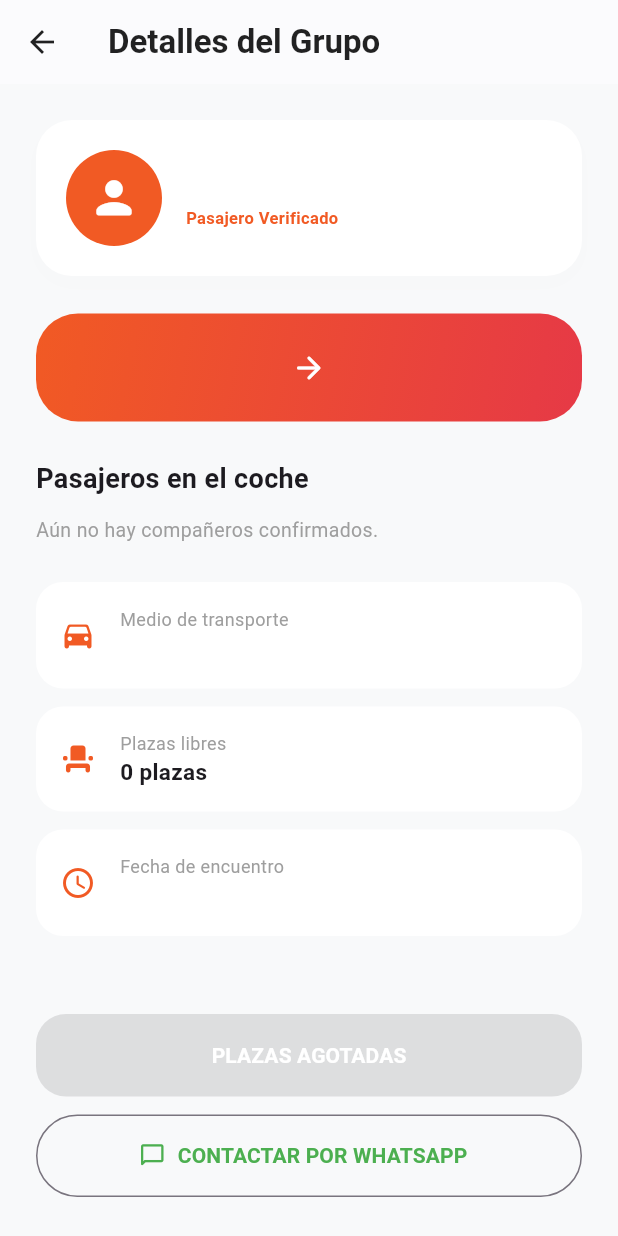
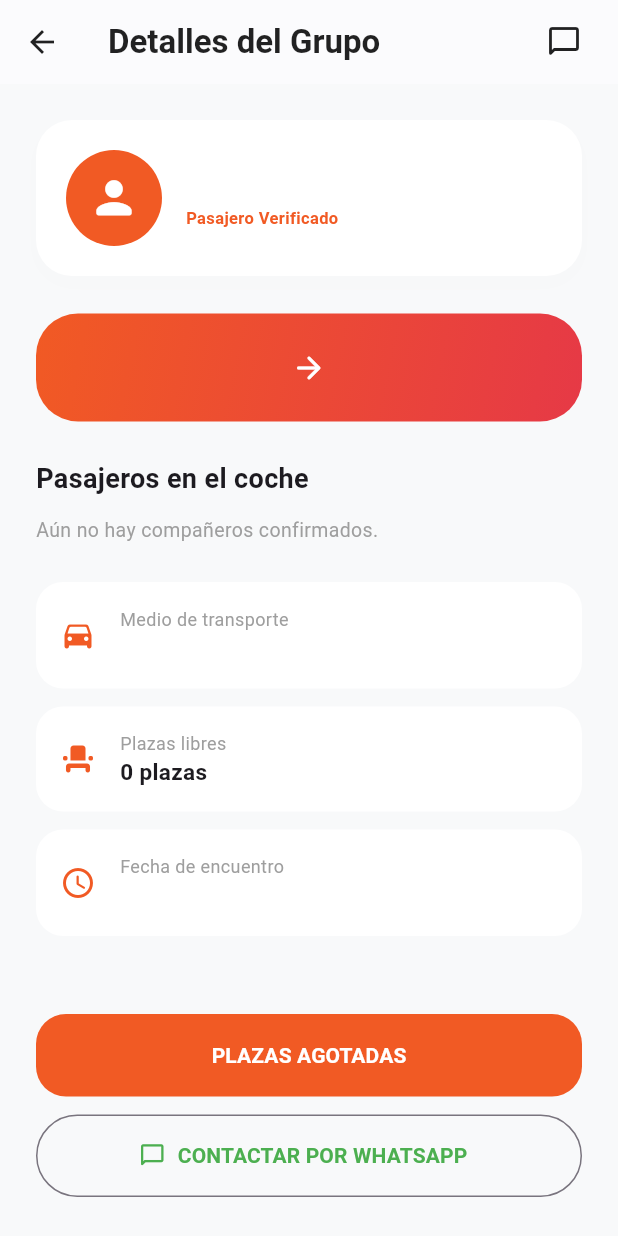
Before and after one commit to FranGuelfo/wefly-frontend, a Flutter app: the FlightDetailScreen screen opened directly with empty values, on a phone screen of 412 x 824 dp. Run offline on Flutter 3.47's test engine with Material 3 defaults, Android fonts, the phone set to English and light mode, and no system bars; our stand-ins replace dio, flutter_secure_storage, google_sign_in; missing offline and left inert: universal_html; accounts and stored records are empty; network calls fail; Roboto replaces fonts that are missing (Urbanist).

Commit message:
new changes

```diff
--- a/lib/main.dart
+++ b/lib/main.dart
@@ -7,6 +7,7 @@ import 'screens/login_screen.dart';
 import 'screens/main_navigation_screen.dart';
 import 'providers/user_provider.dart';
 import 'providers/flight_provider.dart';
+import 'providers/chat_provider.dart';
 
 void main() {
   // Inicialización limpia estándar de Flutter
@@ -19,6 +20,7 @@ void main() {
         ChangeNotifierProvider(create: (_) => AnnouncementProvider()),
         ChangeNotifierProvider(create: (_) => UserProvider()),
         ChangeNotifierProvider(create: (_) => FlightProvider()),
+        ChangeNotifierProvider(create: (_) => ChatProvider()),
       ],
       child: const MyApp(),
     ),
--- a/lib/screens/flight_detail_screen.dart
+++ b/lib/screens/flight_detail_screen.dart
@@ -4,9 +4,11 @@ import 'package:url_launcher/url_launcher.dart';
 import '../theme/wefly_theme.dart';
 import '../providers/flight_provider.dart';
 import '../providers/auth_provider.dart';
-import '../providers/announcement_provider.dart'; // Importante escuchar este provider ahora
+import '../providers/announcement_provider.dart';
 import 'profile_screen.dart';
 import '../models/announcement.dart';
+import '../services/api_service.dart';
+import 'chat_screen.dart';
 
 class FlightDetailScreen extends StatefulWidget {
   final Announcement announcement;
@@ -19,6 +21,7 @@ class FlightDetailScreen extends StatefulWidget {
 
 class _FlightDetailScreenState extends State<FlightDetailScreen> {
   Key _requestsKey = UniqueKey();
+  final ApiService _apiService = ApiService();
 
   Future<void> _abrirWhatsApp(
     BuildContext context,
@@ -50,6 +53,33 @@ class _FlightDetailScreenState extends State<FlightDetailScreen> {
     }
   }
 
+  // Comprueba de forma concurrente el estado de registro del usuario actual
+  Future<String> _checkUserStatus(int flightId, int currentUserId, String token) async {
+    if (currentUserId == 0 || token.isEmpty) return 'none';
+    try {
+      final fProvider = Provider.of<FlightProvider>(context, listen: false);
+
+      // Consultamos ambas listas al mismo tiempo para optimizar rendimiento
+      final results = await Future.wait([
+        fProvider.getConfirmedBookings(flightId, token),
+        fProvider.getPendingBookings(flightId, token),
+      ]);
+
+      final confirmed = results[0];
+      final pending = results[1];
+
+      if (confirmed.any((request) => request['userId'] == currentUserId)) {
+        return 'accepted';
+      }
+      if (pending.any((request) => request['userId'] == currentUserId)) {
+        return 'pending';
+      }
+    } catch (_) {
+      // En caso de error de red, permitimos el flujo por defecto por seguridad
+    }
+    return 'none';
+  }
+
   @override
   Widget build(BuildContext context) {
     final authProvider = Provider.of<AuthProvider>(context, listen: false);
@@ -61,13 +91,11 @@ class _FlightDetailScreenState extends State<FlightDetailScreen> {
         // Buscamos el anuncio actualizado dentro del provider global
         final announcement = announcementProvider.announcements.firstWhere(
           (a) => a.id == widget.announcement.id,
-          orElse: () => widget
-              .announcement, // Si no lo encuentra, usa el inicial por seguridad
+          orElse: () => widget.announcement, // Si no lo encuentra, usa el inicial por seguridad
         );
 
         // --- PLAZAS EN TIEMPO REAL ---
-        int plazasActuales = announcement
-            .seatsAvailable; // Cambiará a 0 automáticamente al refrescar el provider
+        int plazasActuales = announcement.seatsAvailable;
 
         final String origen = announcement.origin;
         final String destino = announcement.destination;
@@ -76,8 +104,7 @@ class _FlightDetailScreenState extends State<FlightDetailScreen> {
         final String fechaLlegada = announcement.dateStr;
 
         final String creadorNombre = announcement.authorName;
-        final String telefonoContacto =
-            announcement.authorPhone ?? "+34600000000";
+        final String telefonoContacto = announcement.authorPhone ?? "+34600000000";
         final int flightId = announcement.id;
         final int creadorId = announcement.authorId;
 
@@ -96,13 +123,58 @@ class _FlightDetailScreenState extends State<FlightDetailScreen> {
             backgroundColor: Colors.white,
             elevation: 0.5,
             foregroundColor: Colors.black87,
+            actions: [
+              FutureBuilder<int>(
+                future: _apiService.getUnreadCount(
+                  announcement.id,
+                  authProvider.userId ?? 0,
+                ),
+                builder: (context, snapshot) {
+                  final int unreadCount = snapshot.data ?? 0;
+
+                  return IconButton(
+                    icon: unreadCount > 0
+                        ? Badge(
+                            backgroundColor: Colors.red,
+                            label: Text(
+                              '$unreadCount',
+                              style: const TextStyle(
+                                color: Colors.white,
+                                fontSize: 10,
+                                fontWeight: FontWeight.bold,
+                              ),
+                            ),
+                            child: const Icon(
+                              Icons.chat_bubble_outline_rounded,
+                            ),
+                          )
+                        : const Icon(Icons.chat_bubble_outline_rounded),
+                    onPressed: () {
+                      Navigator.push(
+                        context,
+                        MaterialPageRoute(
+                          builder: (context) => ChatScreen(
+                            announcementId: announcement.id,
+                            title: "Chat $origen - $destino",
+                          ),
+                        ),
+                      ).then((_) {
+                        // Al regresar del chat, refrescamos el contador de no leídos
+                        setState(() {});
+                      });
+                    },
+                  );
+                },
+              ),
+              const SizedBox(width: 12),
+            ],
           ),
           body: SingleChildScrollView(
             padding: const EdgeInsets.all(24.0),
             child: Column(
               crossAxisAlignment: CrossAxisAlignment.start,
               children: [
-                // --- BLOQUE: PERFIL ---
+                // --- BLOQUE: PERFIL (CORREGIDO) ---
                 GestureDetector(
                   onTap: () => Navigator.push(
                     context,
@@ -226,7 +298,7 @@ class _FlightDetailScreenState extends State<FlightDetailScreen> {
                   const SizedBox(height: 25),
                 ],
 
-                // --- NUEVA SECCIÓN: INTEGRANTES CONFIRMADOS del viaje ---
+                // --- INTEGRANTES CONFIRMADOS del viaje ---
                 const Text(
                   "Pasajeros en el coche",
                   style: TextStyle(
@@ -260,36 +332,80 @@ class _FlightDetailScreenState extends State<FlightDetailScreen> {
 
                 // --- BOTONES DE ACCIÓN (Si no eres el creador) ---
                 if (!esCreador) ...[
-                  SizedBox(
-                    width: double.infinity,
-                    height: 55,
-                    child: ElevatedButton(
-                      // Si está cargando O no quedan plazas, el botón se deshabilita (null)
-                      onPressed: flightProvider.isLoading || plazasActuales == 0
-                          ? null
-                          : () async {
-                              final TextEditingController codeController =
-                                  TextEditingController();
+                  FutureBuilder<String>(
+                    key: ValueKey(_requestsKey.toString() + "_action_btn"),
+                    future: _checkUserStatus(
+                      flightId,
+                      authProvider.userId ?? 0,
+                      authProvider.token ?? ""
+                    ),
+                    builder: (context, statusSnapshot) {
+                      final String userStatus = statusSnapshot.data ?? 'none';
+                      final bool isLoadingStatus = statusSnapshot.connectionState == ConnectionState.waiting;
+
+                      VoidCallback? onPressedAction;
+                      Widget buttonChild;
+                      Color buttonColor = WeFlyTheme.orangePrimary;
+
+                      if (isLoadingStatus) {
+                        onPressedAction = null;
+                        buttonChild = const SizedBox(
+                          height: 20,
+                          width: 20,
+                          child: CircularProgressIndicator(
+                            strokeWidth: 2,
+                            color: Colors.white
+                          ),
+                        );
+                      } else if (userStatus == 'accepted') {
+                        onPressedAction = null;
+                        buttonColor = Colors.green.shade600;
+                        buttonChild = const Text(
+                          "¡YA FORMAS PARTE DEL VIAJE! 🚗",
+                          style: TextStyle(
+                            fontWeight: FontWeight.bold,
+                            color: Colors.white,
+                          ),
+                        );
+                      } else if (userStatus == 'pending') {
+                        onPressedAction = null;
+                        buttonColor = Colors.grey.shade500;
+                        buttonChild = const Text(
+                          "SOLICITUD ENVIADA (PENDIENTE)",
+                          style: TextStyle(
+                            fontWeight: FontWeight.bold,
+                            color: Colors.white,
+                          ),
+                        );
+                      } else {
+                        if (plazasActuales == 0) {
+                          onPressedAction = null;
+                          buttonChild = const Text(
+                            "PLAZAS AGOTADAS",
+                            style: TextStyle(
+                              fontWeight: FontWeight.bold,
+                              color: Colors.white,
+                            ),
+                          );
+                        } else {
+                          onPressedAction = () async {
+                            final TextEditingController codeController = TextEditingController();
 
                             String? code = await showDialog<String>(
                               context: context,
-
                               builder: (ctx) => AlertDialog(
                                 title: const Text("Código de Reserva"),
-
                                 content: TextField(
                                   controller: codeController,
                                   decoration: const InputDecoration(
                                     hintText: "Introduce tu localizador",
                                   ),
                                 ),
-
                                 actions: [
                                   TextButton(
                                     onPressed: () => Navigator.pop(ctx),
                                     child: const Text("Cancelar"),
                                   ),
-
                                   ElevatedButton(
                                     onPressed: () => Navigator.pop(
                                       ctx,
@@ -316,35 +432,44 @@ class _FlightDetailScreenState extends State<FlightDetailScreen> {
                                   content: Text(
                                     exito
                                         ? '¡Te has unido al viaje!'
-                                          : (flightProvider.errorMessage ??
-                                                'Error'),
+                                        : (flightProvider.errorMessage ?? 'Error'),
                                   ),
-
-                                    backgroundColor: exito
-                                        ? Colors.green
-                                        : Colors.redAccent,
+                                  backgroundColor: exito ? Colors.green : Colors.redAccent,
+                                ),
+                              );
+                              if (exito) {
+                                setState(() {
+                                  _requestsKey = UniqueKey();
+                                });
+                              }
+                            }
+                          };
+                          buttonChild = const Text(
+                            "SOLICITAR UNIRSE",
+                            style: TextStyle(
+                              fontWeight: FontWeight.bold,
+                              color: Colors.white,
                             ),
                           );
                         }
-                            },
+                      }
+
+                      return SizedBox(
+                        width: double.infinity,
+                        height: 55,
+                        child: ElevatedButton(
+                          onPressed: flightProvider.isLoading ? null : onPressedAction,
                           style: ElevatedButton.styleFrom(
-                        // Si no hay plazas, se pinta gris automáticamente por Flutter al ser onPressed null
-                        backgroundColor: WeFlyTheme.orangePrimary,
+                            backgroundColor: buttonColor,
+                            disabledBackgroundColor: buttonColor,
                             shape: RoundedRectangleBorder(
                               borderRadius: BorderRadius.circular(20),
                             ),
                           ),
-                      // Cambiamos el texto dinámicamente según las plazas
-                      child: Text(
-                        plazasActuales == 0
-                            ? "PLAZAS AGOTADAS"
-                            : "SOLICITAR UNIRSE",
-                        style: const TextStyle(
-                          fontWeight: FontWeight.bold,
-                          color: Colors.white,
+                          child: buttonChild,
                         ),
-                      ),
-                    ),
+                      );
+                    },
                   ),
                   const SizedBox(height: 12),
                   SizedBox(
@@ -379,7 +504,6 @@ class _FlightDetailScreenState extends State<FlightDetailScreen> {
     );
   }
 
-  // Lista de solicitudes Pendientes
   Widget _buildPendingRequestsList(
     BuildContext context,
     int flightId,
@@ -394,13 +518,15 @@ class _FlightDetailScreenState extends State<FlightDetailScreen> {
         listen: false,
       ).getPendingBookings(flightId, authProvider.token ?? ""),
       builder: (context, snapshot) {
-        if (snapshot.connectionState == ConnectionState.waiting)
+        if (snapshot.connectionState == ConnectionState.waiting) {
           return const Center(child: CircularProgressIndicator());
-        if (!snapshot.hasData || snapshot.data!.isEmpty)
+        }
+        if (!snapshot.hasData || snapshot.data!.isEmpty) {
           return const Text(
             "No hay solicitudes pendientes.",
             style: TextStyle(color: Colors.grey),
           );
+        }
 
         return ListView.builder(
           shrinkWrap: true,
@@ -416,8 +542,7 @@ class _FlightDetailScreenState extends State<FlightDetailScreen> {
                 onTap: () => Navigator.push(
                   context,
                   MaterialPageRoute(
-                    builder: (context) =>
-                        ProfileScreen(userId: request['userId']),
+                    builder: (context) => ProfileScreen(userId: request['userId']),
                   ),
                 ),
                 leading: CircleAvatar(
@@ -444,9 +569,8 @@ class _FlightDetailScreenState extends State<FlightDetailScreen> {
                           authProvider.token ?? "",
                         );
                         if (exito && mounted) {
-                          // 1. Forzar recarga de los FutureBuilders de las listas internas
                           setState(() => _requestsKey = UniqueKey());
-                          // 2. ¡CRUCIAL! Volvemos a pedir al backend que refresque los anuncios globales
+
                           await Provider.of<AnnouncementProvider>(
                             context,
                             listen: false,
@@ -454,6 +578,8 @@ class _FlightDetailScreenState extends State<FlightDetailScreen> {
                             flightNumber,
                             authProvider.userId ?? 0,
                           );
+
+                          if (!context.mounted) return;
 
                           ScaffoldMessenger.of(context).showSnackBar(
                             const SnackBar(
@@ -468,8 +594,7 @@ class _FlightDetailScreenState extends State<FlightDetailScreen> {
                     IconButton(
                       icon: const Icon(Icons.cancel, color: Colors.redAccent),
                       onPressed: () async {
-                        bool confirm =
-                            await showDialog(
+                        bool confirm = await showDialog(
                               context: context,
                               builder: (ctx) => AlertDialog(
                                 title: const Text("Rechazar solicitud"),
@@ -490,8 +615,7 @@ class _FlightDetailScreenState extends State<FlightDetailScreen> {
                             ) ??
                             false;
                         if (confirm) {
-                          bool exito =
-                              await Provider.of<FlightProvider>(
+                          bool exito = await Provider.of<FlightProvider>(
                             context,
                             listen: false,
                           ).rejectBooking(
@@ -516,26 +640,25 @@ class _FlightDetailScreenState extends State<FlightDetailScreen> {
     );
   }
 
-  // NUEVO WIDGET: Muestra las personas ya aceptadas del viaje
   Widget _buildConfirmedRequestsList(BuildContext context, int flightId) {
     final authProvider = Provider.of<AuthProvider>(context, listen: false);
 
     return FutureBuilder<List<dynamic>>(
-      key: ValueKey(
-        _requestsKey.toString() + "_confirmed",
-      ), // Se refresca coordinado con los cambios
+      key: ValueKey(_requestsKey.toString() + "_confirmed"),
       future: Provider.of<FlightProvider>(
         context,
         listen: false,
       ).getConfirmedBookings(flightId, authProvider.token ?? ""),
       builder: (context, snapshot) {
-        if (snapshot.connectionState == ConnectionState.waiting)
+        if (snapshot.connectionState == ConnectionState.waiting) {
           return const Center(child: CircularProgressIndicator());
-        if (!snapshot.hasData || snapshot.data!.isEmpty)
+        }
+        if (!snapshot.hasData || snapshot.data!.isEmpty) {
           return const Text(
             "Aún no hay compañeros confirmados.",
             style: TextStyle(color: Colors.grey, fontSize: 13),
           );
+        }
 
         return ListView.builder(
           shrinkWrap: true,
@@ -547,13 +670,12 @@ class _FlightDetailScreenState extends State<FlightDetailScreen> {
 
             return Card(
               margin: const EdgeInsets.only(bottom: 8),
-              color: Colors.green.shade50, // Color distintivo de aceptado
+              color: Colors.green.shade50,
               child: ListTile(
                 onTap: () => Navigator.push(
                   context,
                   MaterialPageRoute(
-                    builder: (context) =>
-                        ProfileScreen(userId: request['userId']),
+                    builder: (context) => ProfileScreen(userId: request['userId']),
                   ),
                 ),
                 leading: CircleAvatar(
--- a/lib/screens/join_flight_screen.dart
+++ b/lib/screens/join_flight_screen.dart
@@ -35,7 +35,7 @@ class _JoinFlightScreenState extends State<JoinFlightScreen> {
     // Simulamos que somos Mila (ID 2) solicitando entrar al vuelo
     final success = await _apiService.joinFlight(
       userId: 2,
-      flightNumber: _flightController.text.trim().toUpperCase(),
+      flightId: _flightController.text.trim().toUpperCase(),
       reservationCode: _codeController.text.trim().toUpperCase(),
     );
 
--- a/lib/screens/tablon_screen.dart
+++ b/lib/screens/tablon_screen.dart
@@ -45,7 +45,7 @@ class _TablonScreenState extends State<TablonScreen> {
 
       final exito = await _apiService.joinFlight(
         userId: uId,
-        flightNumber: vNum,
+        flightId: vNum,
         reservationCode: resCode,
       );
 
--- a/pubspec.yaml
+++ b/pubspec.yaml
@@ -41,6 +41,8 @@ dependencies:
   universal_html: ^2.2.4
   url_launcher: ^6.3.0
   http: ^1.6.0
+  web_socket_channel: ^3.0.1
+  intl: ^0.19.0
 
 dev_dependencies:
   flutter_test:
```
Also changed, not shown: lib/providers/chat_provider.dart (added, +138 -0 lines), lib/screens/chat_screen.dart (added, +289 -0 lines), lib/services/api_service.dart (+38 -2 lines), pubspec.lock. Lines whose indentation alone changed are shown as unchanged.
